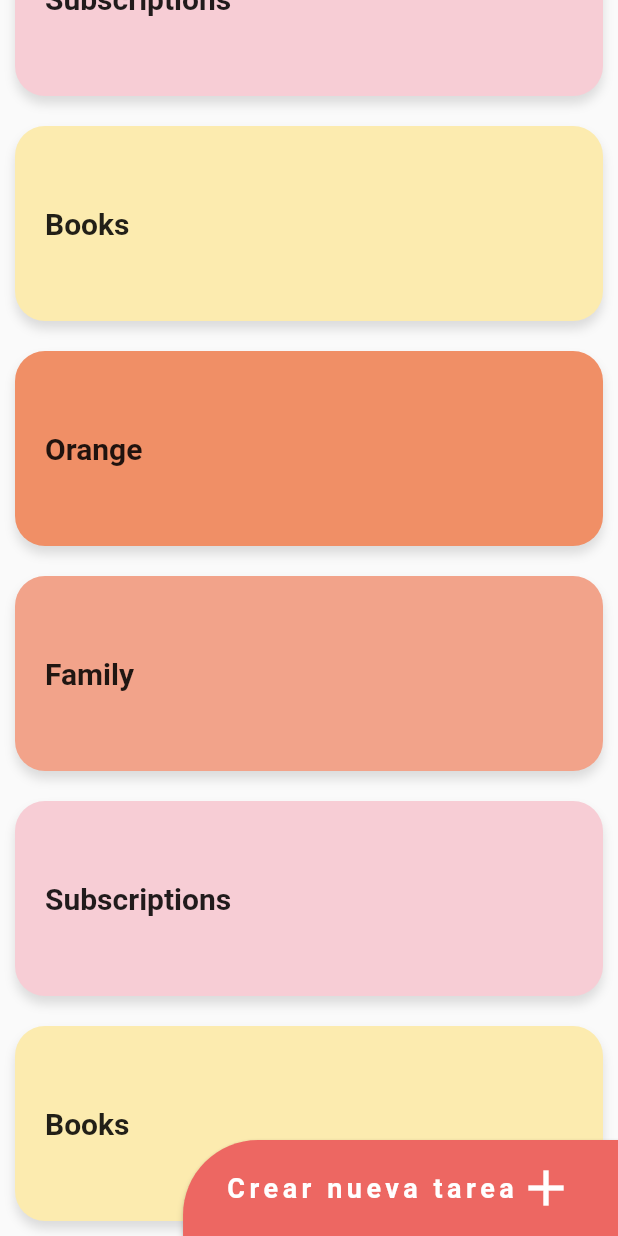
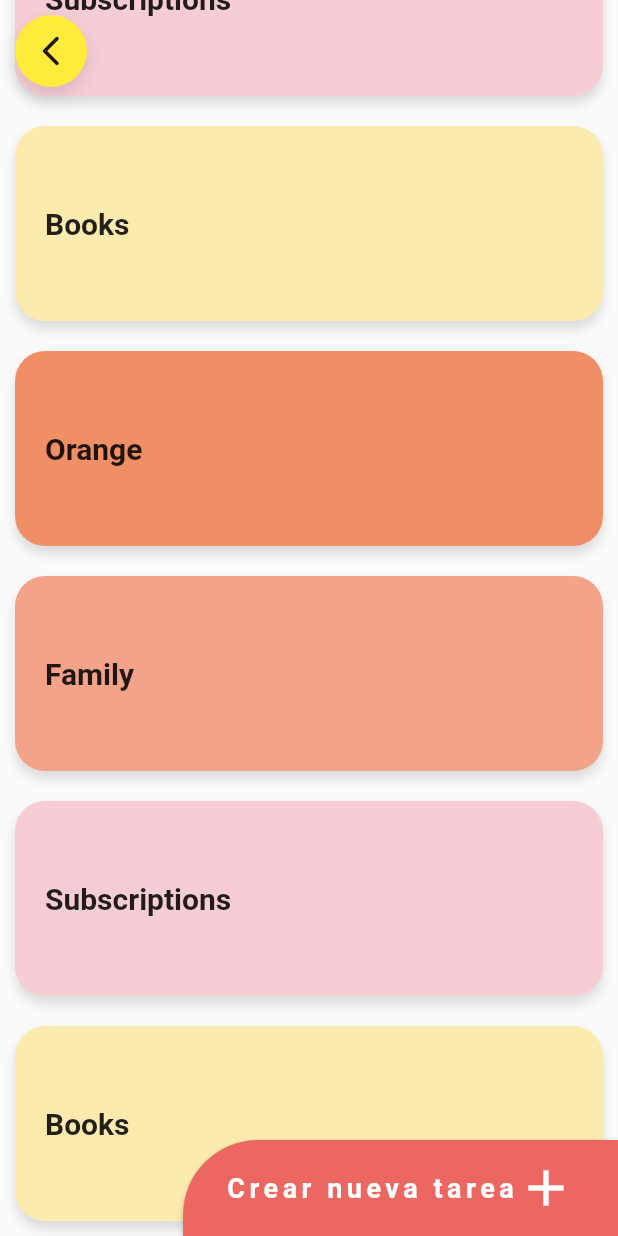
Before and after one commit to shura1981/curso_diseno_flutter, a Flutter app: the SliderListScreen screen opened by its route, scrolled down 576 dp, on a phone screen of 412 x 824 dp. Run offline on Flutter 3.47's test engine with Material 3 defaults, Android fonts, the light colour scheme and no system bars; our stand-ins replace animate_do, flutter_svg, font_awesome_flutter.

Commit message:
feat: implementar lógica de desplazamiento en SliderList y añadir AnimateDo

```diff
--- a/lib/my_app.dart
+++ b/lib/my_app.dart
@@ -1,8 +1,4 @@
 import 'package:flutter/material.dart';
-import 'package:provider/provider.dart';
-
-
-import 'widgets/custom_slider/provider/page_view_provider.dart';
 import 'routes/app_route.dart';
 
 
--- a/lib/routes/app_route.dart
+++ b/lib/routes/app_route.dart
@@ -47,6 +47,11 @@ class AppRoute {
         icon: Icons.slideshow,
         name: 'Slider List Screen',
         screen: const SliderListScreen()),
+    MenuRouter(
+        route: AnimateDoScreen.nameRoute,
+        icon: Icons.animation,
+        name: 'Animate Do',
+        screen: const AnimateDoScreen()),
 
   ];
   static Route<dynamic>? onGenerateRoute(RouteSettings setting) {
--- a/lib/screens/screens.dart
+++ b/lib/screens/screens.dart
@@ -7,3 +7,4 @@ export 'package:taller1/screens/slide_show_screen.dart';
 export 'package:taller1/screens/pinteres_screen.dart';
 export 'package:taller1/screens/emergency_layout/emergency_layout.dart';
 export 'package:taller1/screens/slider_list_page.dart';
+export 'package:taller1/screens/animate_do.dart';
--- a/lib/screens/slider_list_page.dart
+++ b/lib/screens/slider_list_page.dart
@@ -1,4 +1,5 @@
 import 'package:flutter/material.dart';
+import 'package:provider/provider.dart';
 
 class SliderListScreen extends StatelessWidget {
   static const String nameRoute = '/slider_list';
@@ -7,10 +8,44 @@ class SliderListScreen extends StatelessWidget {
 
   @override
   Widget build(BuildContext context) {
+    return ChangeNotifierProvider(
+      create: (_) => _SliderListProvider(),
+      child: Builder(
+        builder: (context) {
           return Scaffold(
             body: Stack(
               children: [
                 _MainScroll(),
+                Positioned(
+                  top: 10,
+                  left: 10,
+                  child: Consumer<_SliderListProvider>(
+                    builder: (context, provider, child) {
+                      print('provider.showElevated: ${provider.showElevated}');
+                      return Container(
+                        decoration: BoxDecoration(
+                          color: Colors.yellow,
+                          borderRadius: BorderRadius.circular(100),
+                          boxShadow: provider.showElevated
+                              ? const [
+                                  BoxShadow(
+                                    color: Colors.black12,
+                                    blurRadius: 10,
+                                    offset: Offset(0, 5),
+                                  ),
+                                ]
+                              : [],
+                        ),
+                        child: IconButton(
+                            color: const Color.fromARGB(255, 24, 24, 24),
+                            onPressed: () {
+                              Navigator.pop(context);
+                            },
+                            icon: const Icon(Icons.arrow_back_ios_new_rounded)),
+                      );
+                    }
+                  ),
+                ),
                 Positioned(
                   bottom: 0,
                   right: 0,
@@ -19,6 +54,19 @@ class SliderListScreen extends StatelessWidget {
               ],
             ),
           );
+        }
+      ),
+    );
+  }
+}
+
+class _SliderListProvider extends ChangeNotifier {
+  bool _showElevated = false;
+  bool get showElevated => _showElevated;
+
+  set showElevated(bool value) {
+    _showElevated = value;
+    notifyListeners();
   }
 }
 
@@ -46,8 +94,7 @@ class _BotonNewList extends StatelessWidget {
                         fontSize: 18,
                         fontWeight: FontWeight.bold,
                         color: Colors.white,
-                  letterSpacing: 3
-                )),
+                        letterSpacing: 3)),
                 Icon(
                   Icons.add,
                   size: 40,
@@ -165,8 +212,12 @@ class _ListItem extends StatelessWidget {
   }
 }
 
-class _MainScroll extends StatelessWidget {
+class _MainScroll extends StatefulWidget {
+  @override
+  State<_MainScroll> createState() => _MainScrollState();
+}
 
+class _MainScrollState extends State<_MainScroll> {
   final items = [
     const _ListItem('Orange', Color(0xffF08F66)),
     const _ListItem('Family', Color(0xffF2A38A)),
@@ -178,9 +229,32 @@ final items = [
     const _ListItem('Books', Color(0xffFCEBAF)),
   ];
 
+  late ScrollController? _controller;
+
+  @override
+  void initState() {
+    // TODO: implement initState
+   // Ejecutar después de que el widget esté completamente montado
+   super.initState();
+    _controller = ScrollController();
+    WidgetsBinding.instance.addPostFrameCallback((_) {
+      final provider = Provider.of<_SliderListProvider>(context, listen: false);
+      _controller?.addListener(() {
+        final offset = _controller!.offset;
+        if (offset > 150) {
+          provider.showElevated = true;
+        } else {
+          provider.showElevated = false;
+        }
+      });
+    });
+
+  }
+
   @override
   Widget build(BuildContext context) {
-    return  CustomScrollView(
+    return CustomScrollView(
+      controller: _controller,
       slivers: [
         // SliverAppBar(
         //   floating: true,
@@ -198,8 +272,7 @@ final items = [
                   padding: const EdgeInsets.all(20),
                   alignment: Alignment.centerLeft,
                   child: FittedBox(child: _Titulo())),
-          )
-          ),
+            )),
         SliverList(
           delegate: SliverChildListDelegate([
             ...items,
@@ -211,7 +284,6 @@ final items = [
     );
   }
 }
-
 
 class _SliverCustomHeaderDelegate extends SliverPersistentHeaderDelegate {
   final double minHeight;
--- a/pubspec.yaml
+++ b/pubspec.yaml
@@ -36,6 +36,7 @@ dependencies:
   flutter_svg:
   flutter_staggered_grid_view: ^0.4.1
   font_awesome_flutter: ^10.7.0
+  animate_do:
   # The following adds the Cupertino Icons font to your application.
   # Use with the CupertinoIcons class for iOS style icons.
   cupertino_icons: ^1.0.2
```
Also changed, not shown: lib/screens/animate_do.dart (added, +239 -0 lines), 1 other file. Lines whose indentation alone changed are shown as unchanged.
